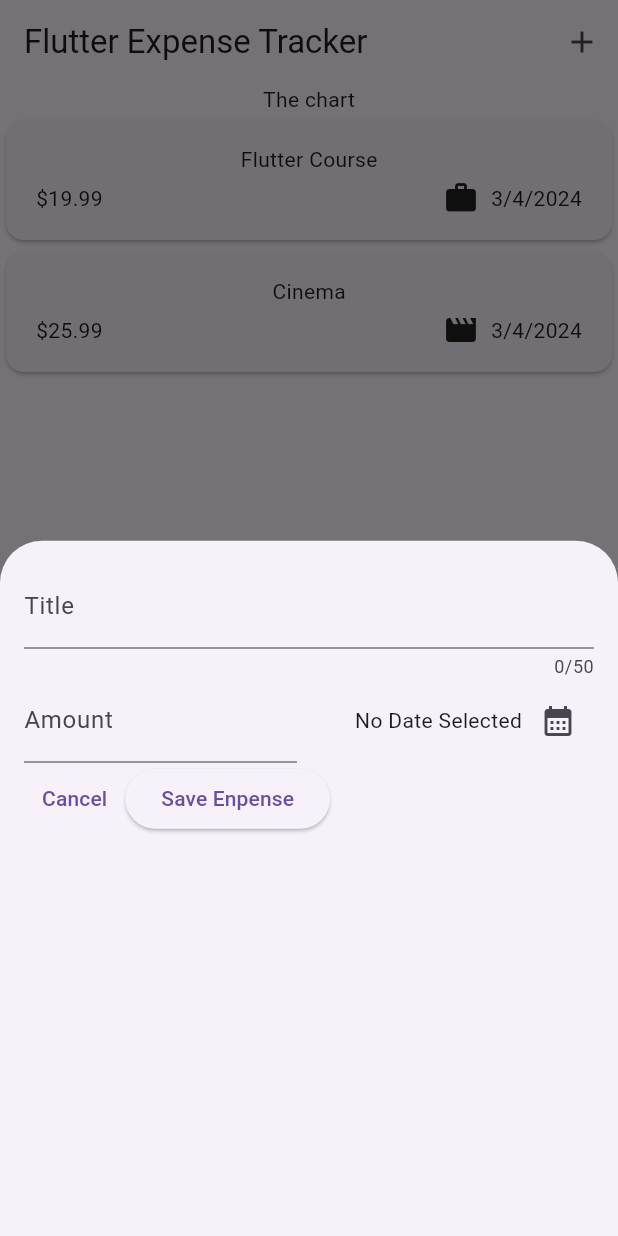
After one commit to Sharoz29/expense-tracker-app, a Flutter app: the screen it shows after launch, after a tap on the "add" icon, on a phone screen of 412 x 824 dp. The commit adds this screen. Run offline on Flutter 3.47's test engine with Material 3 defaults, Android fonts, the phone set to English and light mode, and no system bars.

Commit message:
Adding a textfields for expense title and amount and a date picker in the modelOverlay

```diff
--- a/lib/widgets/expenses.dart
+++ b/lib/widgets/expenses.dart
@@ -1,6 +1,7 @@
 import "package:expense_tracker/widgets/expenses_list/expenses_list.dart";
 import "package:expense_tracker/models/expense.dart";
 import "package:flutter/material.dart";
+import 'package:expense_tracker/widgets/new_expense.dart';
 
 class Expenses extends StatefulWidget {
   const Expenses({super.key});
@@ -24,9 +25,26 @@ class _ExpensesState extends State<Expenses> {
         date: DateTime.now(),
         category: Category.leisure)
   ];
+
+  void _openAddExpenseOverlay() {
+    showModalBottomSheet(
+      context: context,
+      builder: (ctx) => const NewExpense(),
+    );
+  }
+
   @override
   Widget build(BuildContext context) {
     return Scaffold(
+        appBar: AppBar(
+          title: const Text('Flutter Expense Tracker'),
+          actions: [
+            IconButton(
+              onPressed: _openAddExpenseOverlay,
+              icon: const Icon(Icons.add),
+            ),
+          ],
+        ),
         body: Column(
           children: [
             const Text("The chart"),
--- /dev/null
+++ b/lib/widgets/new_expense.dart
@@ -0,0 +1,110 @@
+import 'package:flutter/material.dart';
+import "package:expense_tracker/models/expense.dart";
+
+class NewExpense extends StatefulWidget {
+  const NewExpense({super.key});
+
+  @override
+  State<NewExpense> createState() {
+    return _NewExpenseState();
+  }
+}
+
+class _NewExpenseState extends State<NewExpense> {
+  final _titleController = TextEditingController();
+  final _amountController = TextEditingController();
+  DateTime? _selectedDate;
+
+  void _presentDatePicker() async {
+    final now = DateTime.now();
+    final firstDate = DateTime(now.year - 1, now.month, now.day);
+    final pickedDate = await showDatePicker(
+        context: context,
+        initialDate: now,
+        firstDate: firstDate,
+        lastDate: now);
+
+    setState(() {
+      _selectedDate = pickedDate;
+    });
+  }
+
+  @override
+  void dispose() {
+    _titleController.dispose();
+    _amountController.dispose();
+    super.dispose();
+  }
+
+  @override
+  Widget build(BuildContext context) {
+    return Padding(
+      padding: const EdgeInsets.all(16),
+      child: Column(
+        children: [
+          TextField(
+            controller: _titleController,
+            maxLength: 50,
+            decoration: const InputDecoration(
+              label: Text('Title'),
+            ),
+          ),
+          Row(
+            children: [
+              Expanded(
+                child: TextField(
+                  controller: _amountController,
+                  keyboardType: TextInputType.number,
+                  decoration: const InputDecoration(
+                    label: Text('Amount'),
+                    prefix: Text('\$ '),
+                  ),
+                ),
+              ),
+              const SizedBox(
+                width: 16,
+              ),
+              Expanded(
+                child: Row(
+                  mainAxisAlignment: MainAxisAlignment.end,
+                  crossAxisAlignment: CrossAxisAlignment.center,
+                  children: [
+                    Text(
+                      _selectedDate == null
+                          ? 'No Date Selected'
+                          : formatter.format(_selectedDate!).toString(),
+                    ),
+                    IconButton(
+                      onPressed: _presentDatePicker,
+                      icon: const Icon(
+                        Icons.calendar_month,
+                      ),
+                    )
+                  ],
+                ),
+              )
+            ],
+          ),
+          Row(
+            children: [
+              TextButton(
+                onPressed: () {
+                  Navigator.pop(context);
+                },
+                child: const Text('Cancel'),
+              ),
+              ElevatedButton(
+                onPressed: () {
+                  print(_selectedDate);
+                  print(_titleController.text);
+                  print(_amountController.text);
+                },
+                child: const Text('Save Enpense'),
+              )
+            ],
+          )
+        ],
+      ),
+    );
+  }
+}
```
Lines whose indentation alone changed are shown as unchanged.
